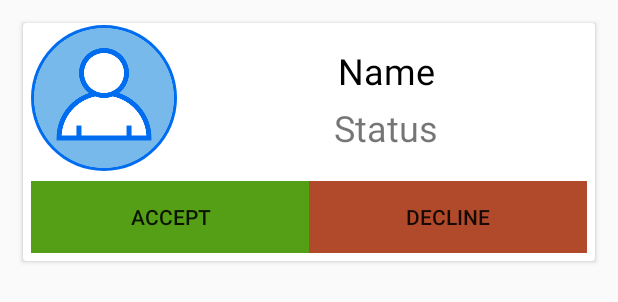
After one commit to Hemant-sood/MyChats, an Android app: the layout view_for_recyclerview_receivedrequest.xml on its own in the app's theme, with its tools: preview values and no code run, on a phone screen of 412 x 824 dp. The commit adds this screen. Shown: the top 302 px of the screen. Run offline under Robolectric (Android 15) with nearby library versions, the phone set to English and light mode, and no system bars.

Commit message:
Now ReceivedRequest module start working

```diff
--- a/app/src/main/java/com/example/mychats/ProfileIntroduction.java
+++ b/app/src/main/java/com/example/mychats/ProfileIntroduction.java
@@ -114,7 +114,7 @@ public class ProfileIntroduction extends AppCompatActivity {
 
         mFriendRequestDatabaseReference.child(sentPath).child(currentUser_ID).child(userProfile_ID).setValue("");
 
-        mFriendRequestDatabaseReference.child(receivedPath).child(userProfile_ID).child(currentUser_ID).setValue("");
+        mFriendRequestDatabaseReference.child(receivedPath).child(userProfile_ID).child(currentUser_ID).child("Name").setValue(currentUser_ID);
 
 
     }
--- /dev/null
+++ b/app/src/main/res/layout/view_for_recyclerview_receivedrequest.xml
@@ -0,0 +1,79 @@
+<?xml version="1.0" encoding="utf-8"?>
+<androidx.cardview.widget.CardView xmlns:android="http://schemas.android.com/apk/res/android"
+    xmlns:app="http://schemas.android.com/apk/res-auto"
+    android:layout_width="match_parent"
+    android:layout_height="wrap_content"
+    android:layout_margin="15dp">
+
+    <LinearLayout
+        android:layout_width="match_parent"
+        android:layout_height="wrap_content"
+        android:orientation="vertical">
+
+        <LinearLayout
+            android:layout_width="match_parent"
+            android:layout_height="match_parent"
+            android:orientation="horizontal">
+
+            <de.hdodenhof.circleimageview.CircleImageView
+                android:id="@+id/receivedImage"
+                android:layout_marginLeft="5dp"
+                android:layout_width="200dp"
+                android:layout_height="100dp"
+                android:layout_weight="1"
+                android:src="@drawable/profile_pic_default" />
+
+            <LinearLayout
+                android:layout_width="match_parent"
+                android:layout_height="match_parent"
+                android:layout_marginTop="10dp"
+                android:layout_weight="1"
+                android:orientation="vertical">
+
+                <TextView
+                    android:id="@+id/receivedName"
+                    android:layout_width="match_parent"
+                    android:layout_height="wrap_content"
+                    android:layout_marginTop="5dp"
+                    android:gravity="center"
+                    android:text="Name"
+                    android:textColor="@color/black"
+                    android:textSize="24sp" />
+
+                <TextView
+                    android:id="@+id/receivedStatus"
+                    android:layout_width="match_parent"
+                    android:layout_height="wrap_content"
+                    android:layout_marginTop="5dp"
+                    android:gravity="center"
+                    android:text="Status"
+                    android:textSize="24sp" />
+
+            </LinearLayout>
+
+        </LinearLayout>
+
+        <LinearLayout
+            android:layout_width="match_parent"
+            android:layout_height="wrap_content"
+            android:layout_margin="5dp"
+            android:orientation="horizontal">
+
+            <Button
+                android:id="@+id/accept"
+                android:layout_width="match_parent"
+                android:layout_height="wrap_content"
+                android:layout_weight="1"
+                android:background="#559F16"
+                android:text="Accept" />
+
+            <Button
+                android:id="@+id/decline"
+                android:layout_width="match_parent"
+                android:layout_height="wrap_content"
+                android:layout_weight="1"
+                android:background="#B14A2A"
+                android:text="Decline" />
+        </LinearLayout>
+    </LinearLayout>
+</androidx.cardview.widget.CardView>
```
Also changed, not shown: app/src/main/java/com/example/mychats/Fragments/Find.java (+0 -15 lines), app/src/main/java/com/example/mychats/ReceivedRequest.java (+100 -12 lines), app/src/main/java/com/example/mychats/ReceivedRequestModel.java (added, +24 -0 lines), app/src/main/res/layout/activity_received_request.xml (+11 -1 lines).
